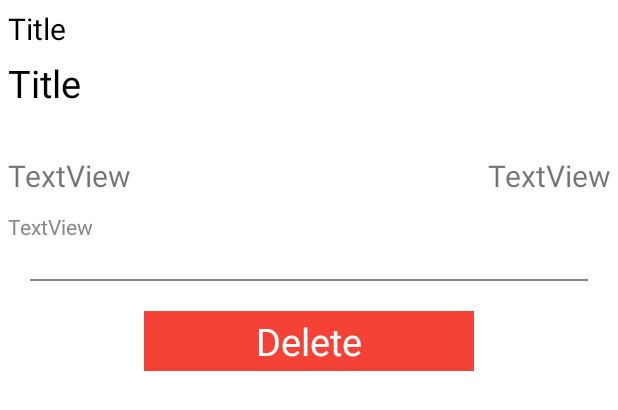
After one commit to Liakot-ali/Monico-Tech, an Android app: the layout activity_task_details.xml on its own in the app's theme, with its tools: preview values and no code run, on a phone screen of 412 x 824 dp. The commit adds this screen. Shown: the top 410 px of the screen. Run offline under Robolectric (Android 15) with nearby library versions, the phone set to English and light mode, and no system bars; network calls fail.

```diff
--- a/app/build.gradle
+++ b/app/build.gradle
@@ -3,12 +3,12 @@ plugins {
 }
 
 android {
-    compileSdk 32
+    compileSdk 33
 
     defaultConfig {
         applicationId "com.liakot.monicotech"
         minSdk 21
-        targetSdk 32
+        targetSdk 33
         versionCode 1
         versionName "1.0"
 
@@ -32,6 +32,7 @@ dependencies {
     implementation 'androidx.appcompat:appcompat:1.6.1'
     implementation 'com.google.android.material:material:1.9.0'
     implementation 'androidx.constraintlayout:constraintlayout:2.1.4'
+    implementation 'com.android.volley:volley:1.2.1'
     testImplementation 'junit:junit:4.13.2'
     androidTestImplementation 'androidx.test.ext:junit:1.1.5'
     androidTestImplementation 'androidx.test.espresso:espresso-core:3.5.1'
--- a/app/src/main/AndroidManifest.xml
+++ b/app/src/main/AndroidManifest.xml
@@ -2,6 +2,8 @@
 <manifest xmlns:android="http://schemas.android.com/apk/res/android"
     xmlns:tools="http://schemas.android.com/tools"
     package="com.liakot.monicotech">
+
+    <uses-permission android:name="android.permission.INTERNET"/>
 
     <application
         android:allowBackup="true"
@@ -13,6 +15,9 @@
         android:supportsRtl="true"
         android:theme="@style/Theme.MonicoTech"
         tools:targetApi="31">
+        <activity
+            android:name=".TaskDetails"
+            android:exported="false" />
         <activity
             android:name=".Task2Activity"
             android:exported="false" />
--- /dev/null
+++ b/app/src/main/res/layout/activity_task_details.xml
@@ -0,0 +1,87 @@
+<?xml version="1.0" encoding="utf-8"?>
+<LinearLayout xmlns:android="http://schemas.android.com/apk/res/android"
+    xmlns:app="http://schemas.android.com/apk/res-auto"
+    xmlns:tools="http://schemas.android.com/tools"
+    android:layout_width="match_parent"
+    android:layout_height="match_parent"
+    android:orientation="vertical"
+
+    tools:context=".TaskDetails">
+
+    <LinearLayout
+        android:layout_width="match_parent"
+        android:layout_height="wrap_content"
+        android:orientation="vertical">
+
+        <TextView
+            android:id="@+id/textView6"
+            android:layout_width="match_parent"
+            android:layout_height="wrap_content"
+            android:textSize="20sp"
+            android:textColor="@color/black"
+            android:paddingLeft="5sp"
+            android:paddingTop="5sp"
+            android:text="Title" />
+
+        <TextView
+            android:id="@+id/details_title"
+            android:layout_width="match_parent"
+            android:layout_height="wrap_content"
+            android:textSize="25sp"
+            android:textColor="@color/black"
+            android:padding="5sp"
+            android:layout_marginBottom="20sp"
+            android:text="Title" />
+
+        <LinearLayout
+            android:layout_width="match_parent"
+            android:layout_height="wrap_content"
+            android:weightSum="5"
+            android:orientation="horizontal">
+
+            <TextView
+                android:id="@+id/details_id"
+                android:layout_width="match_parent"
+                android:layout_height="wrap_content"
+                android:layout_weight="3"
+                android:textSize="20sp"
+                android:padding="5sp"
+                android:text="TextView" />
+
+            <TextView
+                android:id="@+id/details_used_id"
+                android:layout_width="match_parent"
+                android:layout_height="wrap_content"
+                android:layout_weight="2"
+                android:gravity="right"
+                android:textSize="20sp"
+                android:padding="5sp"
+                android:text="TextView" />
+        </LinearLayout>
+
+        <TextView
+            android:id="@+id/details_completed"
+            android:layout_width="match_parent"
+            android:layout_height="wrap_content"
+            android:padding="5sp"
+            android:textColor="@color/gray"
+            android:text="TextView" />
+        <View
+            android:layout_width="match_parent"
+            android:layout_height="1sp"
+            android:layout_margin="20sp"
+            android:background="@color/gray"
+            />
+
+        <TextView
+            android:id="@+id/details_delete"
+            android:layout_width="220sp"
+            android:layout_height="40sp"
+            android:layout_gravity="center"
+            android:background="@color/red"
+            android:gravity="center"
+            android:textSize="25sp"
+            android:textColor="@color/white"
+            android:text="Delete" />
+    </LinearLayout>
+</LinearLayout>
--- a/app/src/main/res/values-night/themes.xml
+++ b/app/src/main/res/values-night/themes.xml
@@ -1,6 +1,6 @@
 <resources xmlns:tools="http://schemas.android.com/tools">
     <!-- Base application theme. -->
-    <style name="Theme.MonicoTech" parent="Theme.MaterialComponents.DayNight.DarkActionBar">
+    <style name="Theme.MonicoTech" parent="Theme.MaterialComponents.DayNight.NoActionBar">
         <!-- Primary brand color. -->
         <item name="colorPrimary">@color/purple_200</item>
         <item name="colorPrimaryVariant">@color/purple_700</item>
--- a/app/src/main/res/values/colors.xml
+++ b/app/src/main/res/values/colors.xml
@@ -9,4 +9,5 @@
     <color name="white">#FFFFFFFF</color>
     <color name="red">#F44336</color>
     <color name="green">#4CAF50</color>
+    <color name="gray">#888</color>
 </resources>
--- a/app/src/main/res/values/themes.xml
+++ b/app/src/main/res/values/themes.xml
@@ -1,6 +1,6 @@
 <resources xmlns:tools="http://schemas.android.com/tools">
     <!-- Base application theme. -->
-    <style name="Theme.MonicoTech" parent="Theme.MaterialComponents.DayNight.DarkActionBar">
+    <style name="Theme.MonicoTech" parent="Theme.MaterialComponents.DayNight.NoActionBar">
         <!-- Primary brand color. -->
         <item name="colorPrimary">@color/purple_500</item>
         <item name="colorPrimaryVariant">@color/purple_700</item>
```
Also changed, not shown: app/src/main/java/com/liakot/monicotech/AdapterTodo.java (added, +80 -0 lines), app/src/main/java/com/liakot/monicotech/ClassTodo.java (added, +46 -0 lines), app/src/main/java/com/liakot/monicotech/Task1Activity.java (+92 -0 lines), app/src/main/java/com/liakot/monicotech/TaskDetails.java (added, +51 -0 lines), app/src/main/res/layout/activity_task1.xml (+32 -2 lines), app/src/main/res/layout/task_model.xml (added, +21 -0 lines).
